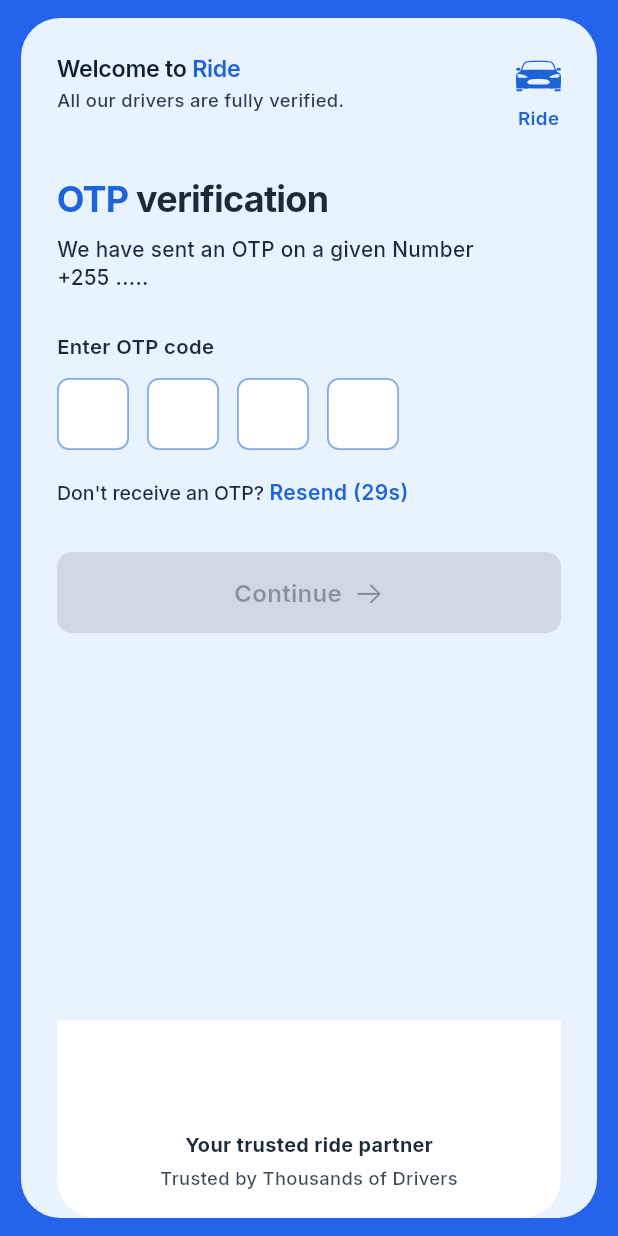
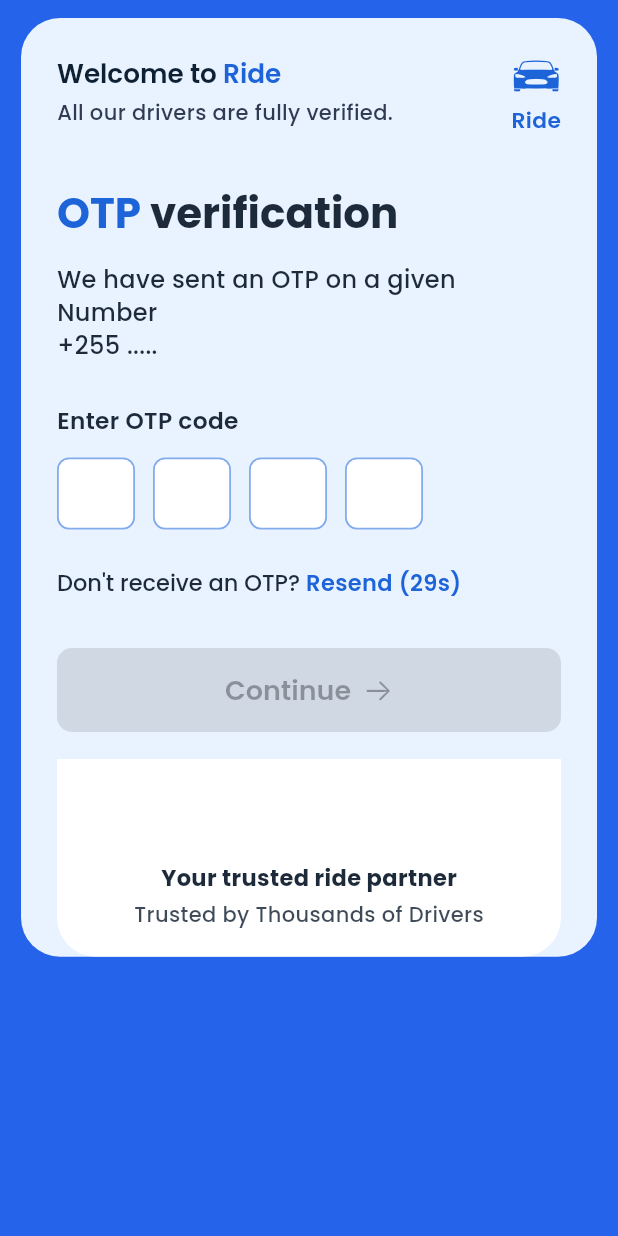
Before and after one commit to Ditronics-Tz/ride_driver, a Flutter app: the OtpScreen screen opened directly, on a phone screen of 412 x 824 dp. Run offline on Flutter 3.47's test engine with Material 3 defaults, Android fonts, the phone set to English and light mode, and no system bars; our stand-ins replace flutter_riverpod, form_validator, getwidget, google_fonts.

Commit message:
Refactor text styles in authentication screens to use Poppins font; clean up code formatting

```diff
--- a/lib/Screens/AuthScreens/otp.dart
+++ b/lib/Screens/AuthScreens/otp.dart
@@ -25,6 +25,17 @@ class _OtpScreenState extends State<OtpScreen> {
   bool _submitting = false;
   int _secondsLeft = 30;
   Timer? _timer;
+
+  TextStyle gText(double size, FontWeight weight,
+      {Color? color, double? letterSpacing, double? height}) {
+    return GoogleFonts.poppins(
+      fontSize: size,
+      fontWeight: weight,
+      color: color,
+      letterSpacing: letterSpacing,
+      height: height,
+    );
+  }
 
   @override
   void initState() {
@@ -58,7 +69,6 @@ class _OtpScreenState extends State<OtpScreen> {
 
   void _onChanged(int index, String value) {
     if (value.length > 1) {
-      // If user pasted multiple characters, keep only first
       _controllers[index].text = value[0];
       _controllers[index].selection = const TextSelection.collapsed(offset: 1);
     }
@@ -69,7 +79,7 @@ class _OtpScreenState extends State<OtpScreen> {
         _focusNodes[index].unfocus();
       }
     }
-    setState(() {}); // update button enabled state
+    setState(() {});
   }
 
   void _onKey(RawKeyEvent event, int index) {
@@ -83,8 +93,7 @@ class _OtpScreenState extends State<OtpScreen> {
     }
   }
 
-  String get _enteredCode =>
-      _controllers.map((c) => c.text).join();
+  String get _enteredCode => _controllers.map((c) => c.text).join();
 
   bool get _isComplete =>
       _enteredCode.length == _otpLength &&
@@ -93,7 +102,7 @@ class _OtpScreenState extends State<OtpScreen> {
   Future<void> _submit() async {
     if (!_isComplete || _submitting) return;
     setState(() => _submitting = true);
-    await Future.delayed(const Duration(seconds: 1)); // simulate verify
+    await Future.delayed(const Duration(seconds: 1));
     if (!mounted) return;
     setState(() => _submitting = false);
 
@@ -101,25 +110,24 @@ class _OtpScreenState extends State<OtpScreen> {
       SnackBar(
         content: Text(
           'OTP $_enteredCode verified (placeholder)',
-          style: GoogleFonts.inter(fontWeight: FontWeight.w600),
+          style: gText(17, FontWeight.w600, color: Colors.white),
         ),
         backgroundColor: const Color(0xFF123A91),
         behavior: SnackBarBehavior.floating,
       ),
     );
 
-    // TODO: Navigate to next flow (e.g., onboarding or home)
+    // TODO: Navigate to next flow
     // Navigator.of(context).pushReplacementNamed(AppRoutes.onboarding);
   }
 
   void _resend() {
     if (_secondsLeft > 0) return;
-    // Simulate resend
     ScaffoldMessenger.of(context).showSnackBar(
       SnackBar(
         content: Text(
           'OTP resent (placeholder)',
-          style: GoogleFonts.inter(fontWeight: FontWeight.w500),
+          style: gText(16, FontWeight.w500, color: Colors.white),
         ),
         backgroundColor: const Color(0xFF123A91),
         behavior: SnackBarBehavior.floating,
@@ -131,13 +139,16 @@ class _OtpScreenState extends State<OtpScreen> {
   @override
   Widget build(BuildContext context) {
     final size = MediaQuery.of(context).size;
+    final bottomInset = MediaQuery.of(context).viewInsets.bottom;
 
     return Scaffold(
-      backgroundColor: const Color(0xFF2563EB), // Edge / border color in screenshot
+      backgroundColor: const Color(0xFF2563EB),
       body: SafeArea(
+        child: SingleChildScrollView(
+          padding: EdgeInsets.only(bottom: bottomInset + 16),
+          keyboardDismissBehavior: ScrollViewKeyboardDismissBehavior.onDrag,
           child: Center(
             child: Container(
-            // Create the inner light panel
               width: double.infinity,
               margin: const EdgeInsets.symmetric(horizontal: 14, vertical: 12),
               padding: const EdgeInsets.fromLTRB(24, 24, 24, 0),
@@ -146,31 +157,25 @@ class _OtpScreenState extends State<OtpScreen> {
                 borderRadius: BorderRadius.circular(26),
               ),
               child: Column(
+                mainAxisSize: MainAxisSize.min,
                 crossAxisAlignment: CrossAxisAlignment.start,
                 children: [
-                _TopBrandHeader(),
+                  _TopBrandHeader(textBuilder: gText),
                   const SizedBox(height: 30),
                   _buildOtpTitle(),
-                const SizedBox(height: 10),
+                  const SizedBox(height: 12),
                   Text(
                     'We have sent an OTP on a given Number\n${widget.phoneMasked}',
-                  style: GoogleFonts.inter(
-                    fontSize: 13.8,
-                    fontWeight: FontWeight.w500,
-                    color: const Color(0xFF1C2A3A),
-                    height: 1.35,
+                    style: gText(16, FontWeight.w500,
+                        color: const Color(0xFF1C2A3A), height: 1.4),
                   ),
-                ),
-                const SizedBox(height: 26),
+                  const SizedBox(height: 28),
                   Text(
                     'Enter OTP code',
-                  style: GoogleFonts.inter(
-                    fontSize: 13.5,
-                    fontWeight: FontWeight.w600,
-                    color: const Color(0xFF1C2A3A),
+                    style: gText(15.5, FontWeight.w600,
+                        color: const Color(0xFF1C2A3A)),
                   ),
-                ),
-                const SizedBox(height: 12),
+                  const SizedBox(height: 14),
                   Row(
                     mainAxisAlignment: MainAxisAlignment.start,
                     children: List.generate(_otpLength, (i) {
@@ -181,18 +186,16 @@ class _OtpScreenState extends State<OtpScreen> {
                           focusNode: _focusNodes[i],
                           onChanged: (v) => _onChanged(i, v),
                           onKey: (e) => _onKey(e, i),
+                          textBuilder: gText,
                         ),
                       );
                     }),
                   ),
-                const SizedBox(height: 18),
+                  const SizedBox(height: 20),
                   RichText(
                     text: TextSpan(
-                    style: GoogleFonts.inter(
-                      fontSize: 13,
-                      color: const Color(0xFF1C2A3A),
-                      fontWeight: FontWeight.w500,
-                    ),
+                      style: gText(15, FontWeight.w500,
+                          color: const Color(0xFF1C2A3A)),
                       children: [
                         const TextSpan(text: "Don't receive an OTP? "),
                         WidgetSpan(
@@ -201,23 +204,19 @@ class _OtpScreenState extends State<OtpScreen> {
                           child: GestureDetector(
                             onTap: _resend,
                             child: Text(
-                            _secondsLeft > 0
-                                ? 'Resend (${_secondsLeft}s)'
-                                : 'Resend',
-                            style: GoogleFonts.inter(
-                              color: const Color(0xFF1D64D9),
-                              fontWeight: FontWeight.w600,
-                            ),
+                              _secondsLeft > 0 ? 'Resend (${_secondsLeft}s)' : 'Resend',
+                              style: gText(15, FontWeight.w600,
+                                  color: const Color(0xFF1D64D9)),
                             ),
                           ),
                         ),
                       ],
                     ),
                   ),
-                const SizedBox(height: 30),
+                  const SizedBox(height: 32),
                   SizedBox(
                     width: double.infinity,
-                  height: 54,
+                    height: 56,
                     child: ElevatedButton(
                       style: ElevatedButton.styleFrom(
                         backgroundColor: const Color(0xFF2566D3),
@@ -226,11 +225,7 @@ class _OtpScreenState extends State<OtpScreen> {
                         shape: RoundedRectangleBorder(
                           borderRadius: BorderRadius.circular(10),
                         ),
-                      textStyle: GoogleFonts.inter(
-                        fontSize: 16,
-                        fontWeight: FontWeight.w600,
-                        letterSpacing: 0.2,
-                      ),
+                        textStyle: gText(18, FontWeight.w600),
                       ),
                       onPressed: _isComplete && !_submitting ? _submit : null,
                       child: _submitting
@@ -242,35 +237,27 @@ class _OtpScreenState extends State<OtpScreen> {
                                   height: 20,
                                   child: CircularProgressIndicator(
                                     strokeWidth: 2.4,
-                                  valueColor:
-                                      AlwaysStoppedAnimation<Color>(Colors.white),
+                                    valueColor: AlwaysStoppedAnimation<Color>(Colors.white),
                                   ),
                                 ),
                                 const SizedBox(width: 14),
-                              Text(
-                                'Verifying...',
-                                style: GoogleFonts.inter(
-                                  fontWeight: FontWeight.w600,
-                                ),
-                              ),
+                                Text('Verifying...', style: gText(17, FontWeight.w600)),
                               ],
                             )
                           : Row(
                               mainAxisAlignment: MainAxisAlignment.center,
-                            children: const [
-                              Text('Continue'),
-                              SizedBox(width: 8),
-                              Icon(
-                                CupertinoIcons.arrow_right,
-                                size: 20,
-                              ),
+                              children: [
+                                Text('Continue', style: gText(18, FontWeight.w600)),
+                                const SizedBox(width: 8),
+                                const Icon(CupertinoIcons.arrow_right, size: 20),
                               ],
                             ),
                     ),
                   ),
-                const Spacer(),
-                _BottomFooter(height: size.height * 0.16),
+                  const SizedBox(height: 18),
+                  _BottomFooter(height: size.height * 0.16, textBuilder: gText),
                 ],
+              ),
             ),
           ),
         ),
@@ -279,59 +266,71 @@ class _OtpScreenState extends State<OtpScreen> {
   }
 
   Widget _buildOtpTitle() {
-    final base = GoogleFonts.inter(
-      fontSize: 24,
-      fontWeight: FontWeight.w700,
-      letterSpacing: -0.5,
-      color: const Color(0xFF1C2A3A),
-    );
+    final title = gText(28, FontWeight.w700, color: const Color(0xFF1C2A3A));
     return RichText(
       text: TextSpan(
         children: [
-          TextSpan(
-            text: 'OTP',
-            style: base.copyWith(color: const Color(0xFF1D64D9)),
-          ),
-          TextSpan(text: ' verification', style: base),
+          TextSpan(text: 'OTP', style: title.copyWith(color: const Color(0xFF1D64D9))),
+          TextSpan(text: ' verification', style: title),
         ],
       ),
     );
   }
 }
 
-class _OtpBox extends StatelessWidget {
+class _OtpBox extends StatefulWidget {
   final TextEditingController controller;
   final FocusNode focusNode;
   final ValueChanged<String> onChanged;
   final ValueChanged<RawKeyEvent> onKey;
+  final TextStyle Function(double, FontWeight,
+      {Color? color, double? letterSpacing, double? height}) textBuilder;
+
   const _OtpBox({
     required this.controller,
     required this.focusNode,
     required this.onChanged,
     required this.onKey,
+    required this.textBuilder,
   });
+
+  @override
+  State<_OtpBox> createState() => _OtpBoxState();
+}
+
+class _OtpBoxState extends State<_OtpBox> {
+  late final FocusNode _keyboardFocusNode;
+
+  @override
+  void initState() {
+    super.initState();
+    _keyboardFocusNode = FocusNode(debugLabel: '_OtpBox RawKeyboardListener');
+  }
+
+  @override
+  void dispose() {
+    _keyboardFocusNode.dispose();
+    super.dispose();
+  }
 
   @override
   Widget build(BuildContext context) {
     final borderColor = const Color(0xFF1D64D9);
     return SizedBox(
-      width: 48,
-      height: 48,
+      width: 52,
+      height: 52,
       child: RawKeyboardListener(
-        focusNode: FocusNode(),
-        onKey: onKey,
+        focusNode: _keyboardFocusNode,
+        onKey: widget.onKey,
         child: TextField(
-          controller: controller,
-          focusNode: focusNode,
+          controller: widget.controller,
+          focusNode: widget.focusNode,
           textAlign: TextAlign.center,
           keyboardType: TextInputType.number,
+          inputFormatters: [FilteringTextInputFormatter.digitsOnly],
           textInputAction: TextInputAction.next,
           maxLength: 1,
-          style: GoogleFonts.inter(
-            fontSize: 20,
-            fontWeight: FontWeight.w700,
-            color: const Color(0xFF0E2033),
-          ),
+          style: widget.textBuilder(24, FontWeight.w700, color: const Color(0xFF0E2033)),
           cursorColor: borderColor,
           decoration: InputDecoration(
             counterText: '',
@@ -347,7 +346,7 @@ class _OtpBox extends StatelessWidget {
               borderSide: BorderSide(color: borderColor, width: 1.6),
             ),
           ),
-          onChanged: onChanged,
+          onChanged: widget.onChanged,
         ),
       ),
     );
@@ -355,20 +354,18 @@ class _OtpBox extends StatelessWidget {
 }
 
 class _TopBrandHeader extends StatelessWidget {
+  final TextStyle Function(double, FontWeight,
+      {Color? color, double? letterSpacing, double? height}) textBuilder;
+
+  const _TopBrandHeader({required this.textBuilder});
+
   @override
   Widget build(BuildContext context) {
-    final welcomeStyle = GoogleFonts.inter(
-      fontSize: 15.5,
-      fontWeight: FontWeight.w600,
-      color: const Color(0xFF0E2033),
-      letterSpacing: -0.2,
-    );
-    final subtitleStyle = GoogleFonts.inter(
-      fontSize: 12.2,
-      fontWeight: FontWeight.w500,
-      color: const Color(0xFF2F3B52),
-      height: 1.25,
-    );
+    final welcomeStyle =
+        textBuilder(17.5, FontWeight.w600, color: const Color(0xFF0E2033));
+    final subtitleStyle =
+        textBuilder(14, FontWeight.w500, color: const Color(0xFF2F3B52), height: 1.25);
+
     return Row(
       crossAxisAlignment: CrossAxisAlignment.start,
       children: [
@@ -383,34 +380,24 @@ class _TopBrandHeader extends StatelessWidget {
                     const TextSpan(text: 'Welcome to '),
                     TextSpan(
                       text: 'Ride',
-                      style: welcomeStyle.copyWith(color: const Color(0xFF1D64D9)),
+                      style:
+                          welcomeStyle.copyWith(color: const Color(0xFF1D64D9)),
                     ),
                   ],
                 ),
               ),
               const SizedBox(height: 4),
-              Text(
-                'All our drivers are fully verified.',
-                style: subtitleStyle,
-              ),
+              Text('All our drivers are fully verified.', style: subtitleStyle),
             ],
           ),
         ),
         Column(
           children: [
-            Icon(
-              CupertinoIcons.car_detailed,
-              size: 30,
-              color: const Color(0xFF1D64D9),
-            ),
+            const Icon(CupertinoIcons.car_detailed, size: 30, color: Color(0xFF1D64D9)),
             const SizedBox(height: 4),
             Text(
               'Ride',
-              style: GoogleFonts.inter(
-                fontSize: 12.5,
-                fontWeight: FontWeight.w600,
-                color: const Color(0xFF1D64D9),
-              ),
+              style: textBuilder(14.5, FontWeight.w600, color: const Color(0xFF1D64D9)),
             ),
           ],
         )
@@ -421,7 +408,10 @@ class _TopBrandHeader extends StatelessWidget {
 
 class _BottomFooter extends StatelessWidget {
   final double height;
-  const _BottomFooter({required this.height});
+  final TextStyle Function(double, FontWeight,
+      {Color? color, double? letterSpacing, double? height}) textBuilder;
+
+  const _BottomFooter({required this.height, required this.textBuilder});
 
   @override
   Widget build(BuildContext context) {
@@ -441,20 +431,14 @@ class _BottomFooter extends StatelessWidget {
           children: [
             Text(
               'Your trusted ride partner',
-              style: GoogleFonts.inter(
-                fontSize: 13.2,
-                fontWeight: FontWeight.w700,
-                color: const Color(0xFF1C2A3A),
-              ),
+              style:
+                  textBuilder(15, FontWeight.w700, color: const Color(0xFF1C2A3A)),
             ),
             const SizedBox(height: 4),
             Text(
               'Trusted by Thousands of Drivers',
-              style: GoogleFonts.inter(
-                fontSize: 12.2,
-                fontWeight: FontWeight.w500,
-                color: const Color(0xFF1C2A3A).withOpacity(0.85),
-              ),
+              style: textBuilder(14, FontWeight.w500,
+                  color: const Color(0xFF1C2A3A).withOpacity(0.85)),
             ),
           ],
         ),
--- a/lib/Screens/welcome.dart
+++ b/lib/Screens/welcome.dart
@@ -120,7 +120,7 @@ class _BrandHeader extends StatelessWidget {
 
   @override
   Widget build(BuildContext context) {
-    final titleBaseStyle = GoogleFonts.inter(
+    final titleBaseStyle = GoogleFonts.poppins(
       fontSize: 40,
       fontWeight: FontWeight.w700,
       letterSpacing: -0.8,
@@ -175,7 +175,7 @@ class _BrandHeader extends StatelessWidget {
         Text(
           'Join us to start earning',
           textAlign: TextAlign.center,
-          style: GoogleFonts.inter(
+          style: GoogleFonts.poppins(
             fontSize: 15,
             fontWeight: FontWeight.w500,
             color: Colors.white.withOpacity(0.92),
--- a/pubspec.yaml
+++ b/pubspec.yaml
@@ -36,8 +36,6 @@ dev_dependencies:
 
 
 flutter:
-
-
   uses-material-design: true
 
   assets:
```
Also changed, not shown: lib/Screens/AuthScreens/login_screen.dart (+18 -18 lines), lib/Screens/AuthScreens/register_screen.dart (+16 -16 lines). Lines whose indentation alone changed are shown as unchanged.
